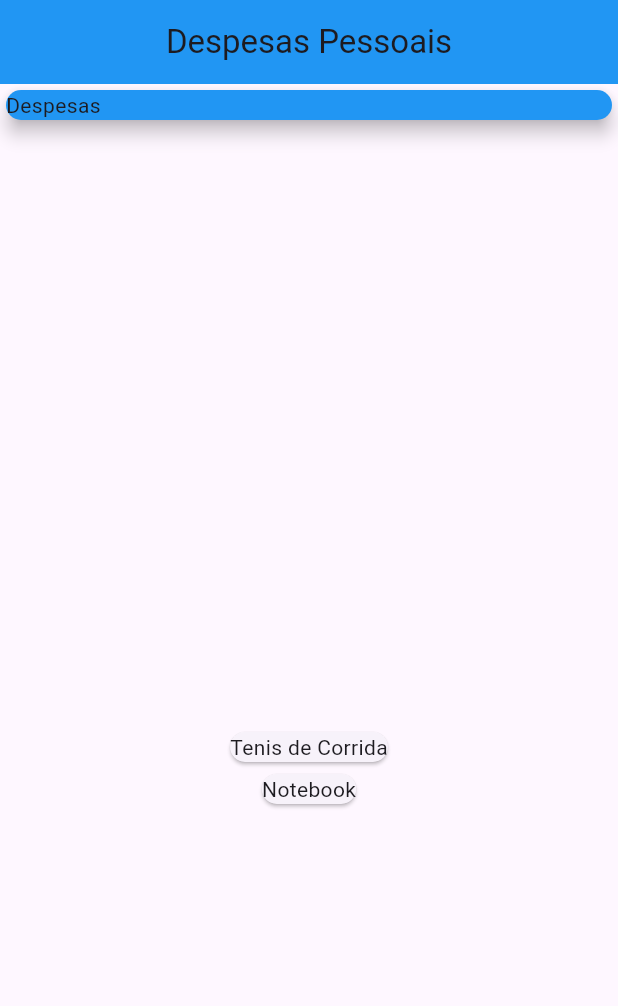
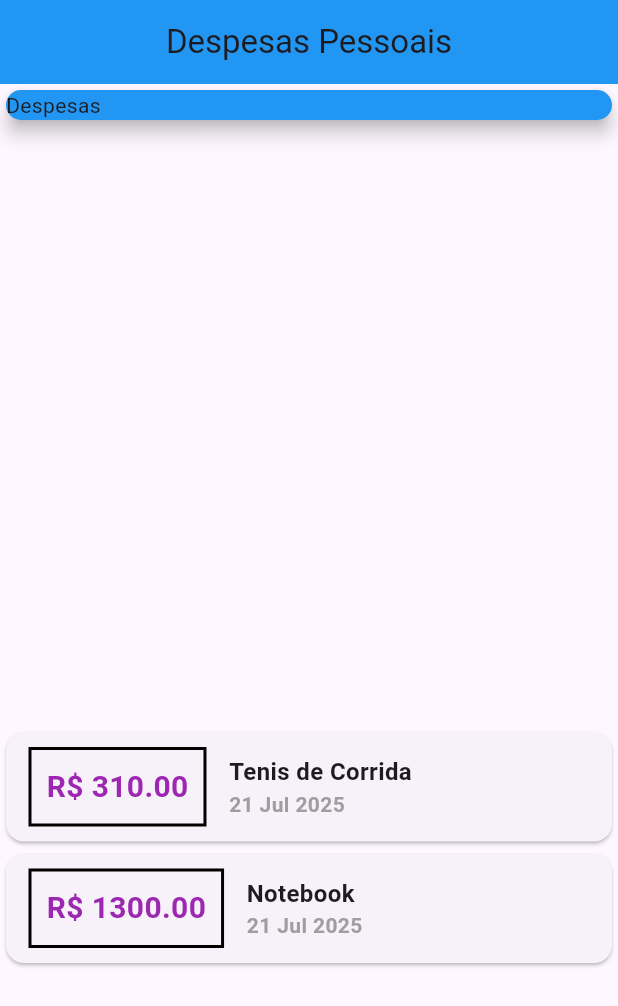
Before and after one commit to MarcosVenicioSJr/Expenses, a Flutter app: the screen it shows after launch, on a phone screen of 412 x 824 dp. Shown: the top 1006 px of the screen. Run offline on Flutter 3.47's test engine with Material 3 defaults, Android fonts, the phone set to English and light mode, and no system bars.

Commit message:
Add Style aos Widgets e instalando pacote intl

```diff
--- a/lib/main.dart
+++ b/lib/main.dart
@@ -1,5 +1,6 @@
 import 'package:expenses/models/transaction.dart';
 import 'package:flutter/material.dart';
+import 'package:intl/intl.dart';
 
 main() {
   runApp(const ExpensesApp());
@@ -16,8 +17,18 @@ class ExpensesApp extends StatelessWidget {
 
 class MyHome extends StatelessWidget {
   final _transactions = [
-    Transaction(id: "t1", title: "Tenis de Corrida", value: 310.00, date: DateTime.now()),
-    Transaction(id: "t2", title: "Notebook", value: 1300.00, date: DateTime.now())
+    Transaction(
+      id: "t1",
+      title: "Tenis de Corrida",
+      value: 310.00,
+      date: DateTime.now(),
+    ),
+    Transaction(
+      id: "t2",
+      title: "Notebook",
+      value: 1300.00,
+      date: DateTime.now(),
+    ),
   ];
 
   @override
@@ -43,12 +54,52 @@ class MyHome extends StatelessWidget {
           Column(
             children: _transactions.map((tr) {
               return Card(
-                child: Text(tr.title),
+                child: Row(
+                  children: <Widget>[
+                    Container(
+                      margin: EdgeInsets.symmetric(
+                        horizontal: 15,
+                        vertical: 10,
+                      ),
+                      decoration: BoxDecoration(
+                        border: Border.all(color: Colors.black, width: 2),
+                      ),
+                      padding: EdgeInsets.all(10),
+                      child: Text(
+                        'R\$ ${tr.value.toStringAsFixed(2)}',
+                        style: TextStyle(
+                          fontSize: 20,
+                          fontWeight: FontWeight.bold,
+                          color: Colors.purple,
+                        ),
+                      ),
+                    ),
+                    Column(
+                      crossAxisAlignment: CrossAxisAlignment.start,
+                      children: <Widget>[
+                        Text(
+                          tr.title,
+                          style: TextStyle(
+                            fontSize: 16,
+                            fontWeight: FontWeight.bold,
+                          ),
+                        ),
+                        Text(
+                          DateFormat('d MMM y').format(tr.date),
+                          style: TextStyle(
+                            fontWeight: FontWeight.bold,
+                            color: Colors.grey
+                          ),
+                        ),
+                      ],
+                    ),
+                  ],
+                ),
               );
             }).toList(),
-          )
-        ]
-      )
+          ),
+        ],
+      ),
     );
   }
 }
--- a/pubspec.yaml
+++ b/pubspec.yaml
@@ -30,6 +30,7 @@ environment:
 dependencies:
   flutter:
     sdk: flutter
+  intl: ^0.20.2
 
   # The following adds the Cupertino Icons font to your application.
   # Use with the CupertinoIcons class for iOS style icons.
```
Also changed, not shown: pubspec.lock.
